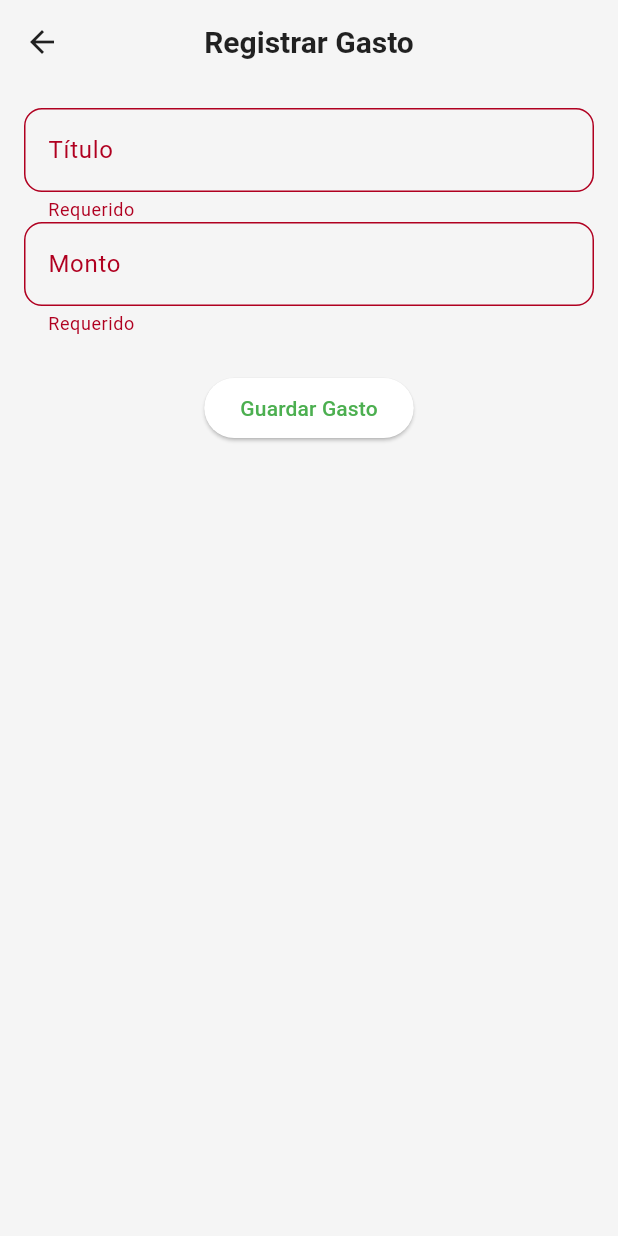
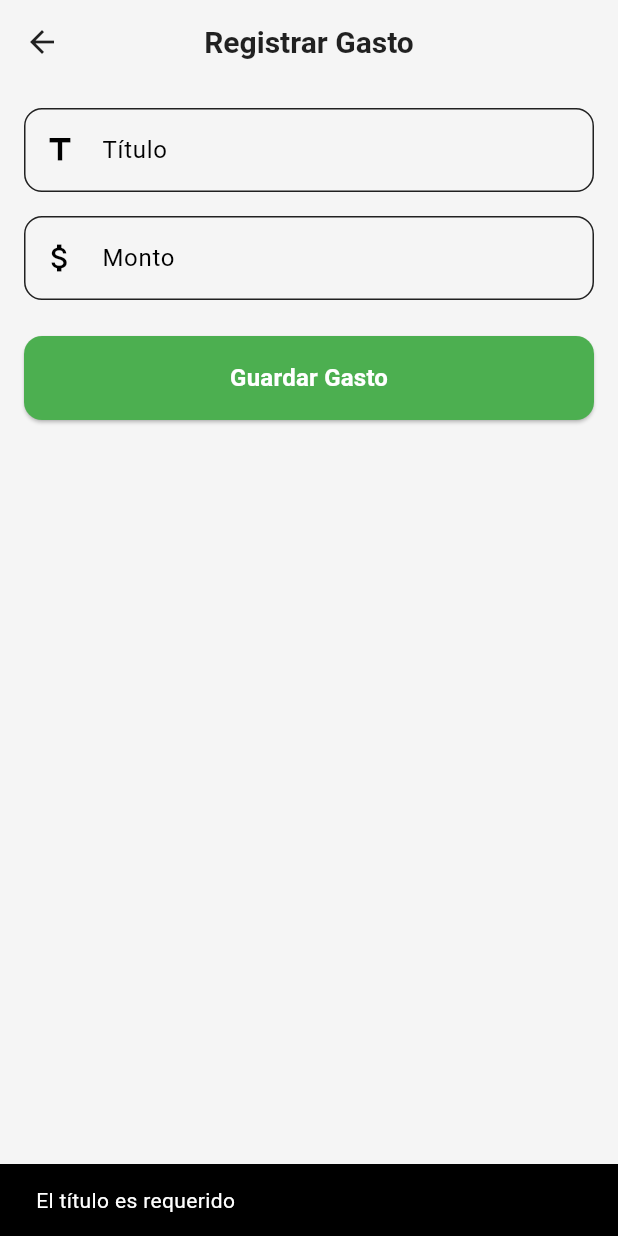
Before and after one commit to sim3075/MoneyMingle, a Flutter app: the TransactionForm screen opened directly with empty values, after a tap on "Guardar Gasto", on a phone screen of 412 x 824 dp. Run offline on Flutter 3.47's test engine with Material 3 defaults, Android fonts, the phone set to English and light mode, and no system bars; our stand-ins replace firebase_core; accounts and stored records are empty.

Commit message:
Add custom text field and button

```diff
--- a/money_mingle/lib/ui/pages/transaction/transaction_form.dart
+++ b/money_mingle/lib/ui/pages/transaction/transaction_form.dart
@@ -13,9 +13,35 @@ class TransactionForm extends StatefulWidget {
 }
 
 class _TransactionFormState extends State<TransactionForm> {
-  final _formKey = GlobalKey<FormState>();
-  String? _title;
-  double? _amount;
+  final TextEditingController _titleController = TextEditingController();
+  final TextEditingController _amountController = TextEditingController();
+
+  @override
+  void dispose() {
+    _titleController.dispose();
+    _amountController.dispose();
+    super.dispose();
+  }
+
+  void _submit() {
+    final title = _titleController.text.trim();
+    final amountText = _amountController.text.trim();
+    if (title.isEmpty) {
+      ScaffoldMessenger.of(context).showSnackBar(
+        const SnackBar(content: Text('El título es requerido')),
+      );
+      return;
+    }
+    final amount = double.tryParse(amountText);
+    if (amount == null) {
+      ScaffoldMessenger.of(context).showSnackBar(
+        const SnackBar(content: Text('Monto inválido')),
+      );
+      return;
+    }
+    // TODO: Agregar logica de guardado de transacción
+    Navigator.of(context).pop({'title': title, 'amount': amount});
+  }
 
   @override
   Widget build(BuildContext context) {
@@ -26,41 +52,27 @@ class _TransactionFormState extends State<TransactionForm> {
       ),
       body: Padding(
         padding: const EdgeInsets.all(16),
-        child: Form(
-          key: _formKey,
         child: Column(
           children: [
-              TextFormField(
-                decoration: const InputDecoration(labelText: 'Título'),
-                onSaved: (v) => _title = v,
-                validator: (v) => (v == null || v.isEmpty) ? 'Requerido' : null,
+            CustomTextField(
+              controller: _titleController,
+              label: 'Título',
+              icon: Icons.title,
             ),
-              TextFormField(
-                decoration: const InputDecoration(labelText: 'Monto'),
-                keyboardType: TextInputType.number,
-                onSaved: (v) => _amount = double.tryParse(v ?? ''),
-                validator: (v) {
-                  if (v == null || v.isEmpty) return 'Requerido';
-                  return double.tryParse(v) == null ? 'Número inválido' : null;
-                },
+            const SizedBox(height: 16),
+            CustomTextField(
+              controller: _amountController,
+              label: 'Monto',
+              icon: Icons.attach_money,
             ),
             const SizedBox(height: 24),
-              ElevatedButton(
-                child: Text(isExpense ? 'Guardar Gasto' : 'Guardar Ingreso'),
+            CustomButton(
+              text: isExpense ? 'Guardar Gasto' : 'Guardar Ingreso',
               onPressed: _submit,
             ),
           ],
         ),
       ),
-      ),
     );
   }
-
-  void _submit() {
-    if (_formKey.currentState!.validate()) {
-      _formKey.currentState!.save();
-      //logica luego
-      Navigator.of(context).pop();
 }
-  }
-}
```
Lines whose indentation alone changed are shown as unchanged.
